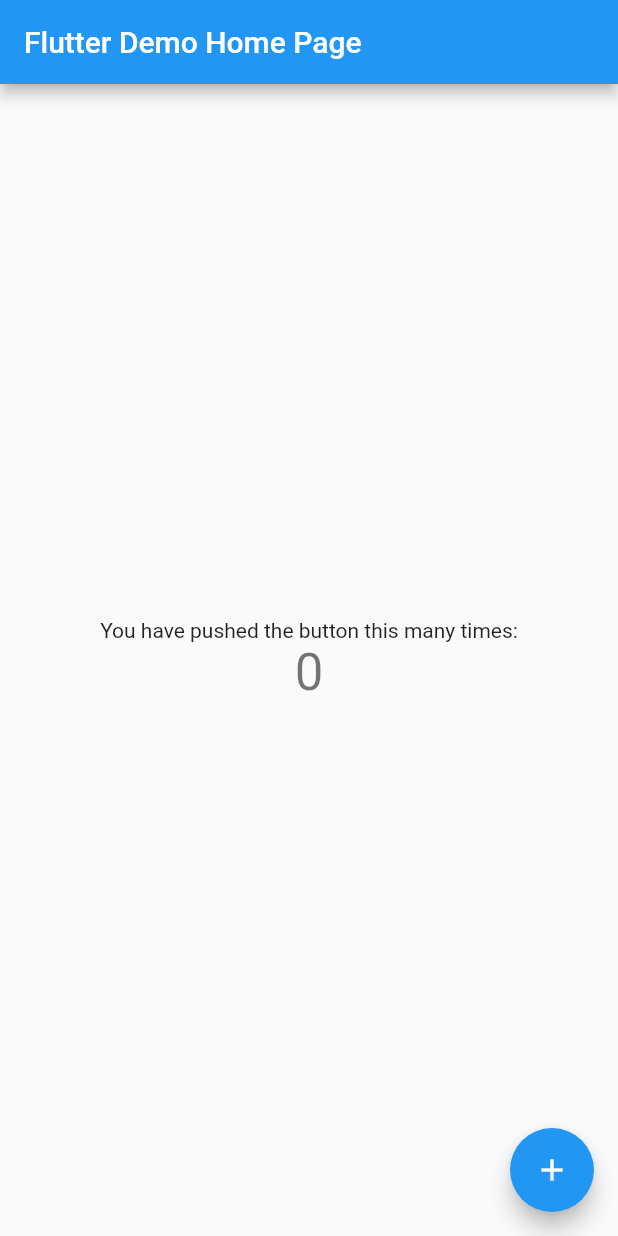
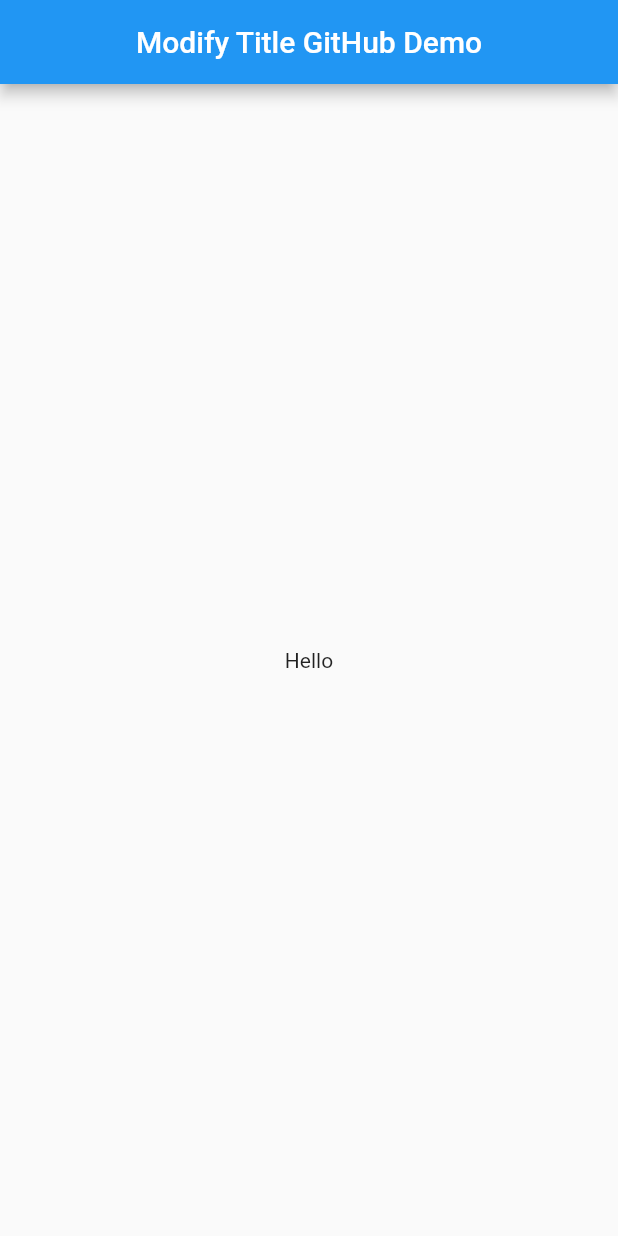
Before and after one commit to dhrubrawat66/my-second-project, a Flutter app: the screen it shows after launch, on a phone screen of 412 x 824 dp. Run offline on Flutter 3.47's test engine with Material 2 defaults, Android fonts, the phone set to English and light mode, and no system bars.

Commit message:
Changed Title

```diff
--- a/lib/main.dart
+++ b/lib/main.dart
@@ -1,115 +1,56 @@
 import 'package:flutter/material.dart';
+import 'package:flutter/services.dart';
 
-void main() {
+Future main() async {
+  WidgetsFlutterBinding.ensureInitialized();
+  SystemChrome.setPreferredOrientations([
+    DeviceOrientation.portraitDown,
+    DeviceOrientation.portraitUp,
+  ]);
   runApp(const MyApp());
 }
 
 class MyApp extends StatelessWidget {
-  const MyApp({Key? key}) : super(key: key);
+  static const String title = "Modify Title GitHub Demo";
+  @override
+  const MyApp({
+    Key? key,
+  }) : super(key: key);
 
-  // This widget is the root of your application.
   @override
   Widget build(BuildContext context) {
     return MaterialApp(
-      title: 'Flutter Demo',
-      theme: ThemeData(
-        // This is the theme of your application.
-        //
-        // Try running your application with "flutter run". You'll see the
-        // application has a blue toolbar. Then, without quitting the app, try
-        // changing the primarySwatch below to Colors.green and then invoke
-        // "hot reload" (press "r" in the console where you ran "flutter run",
-        // or simply save your changes to "hot reload" in a Flutter IDE).
-        // Notice that the counter didn't reset back to zero; the application
-        // is not restarted.
-        primarySwatch: Colors.blue,
-      ),
-      home: const MyHomePage(title: 'Flutter Demo Home Page'),
+      debugShowCheckedModeBanner: false,
+      title: title,
+      theme: ThemeData(primaryColor: Colors.indigo),
+      home: const MainPage(title: title),
     );
   }
 }
 
-class MyHomePage extends StatefulWidget {
-  const MyHomePage({Key? key, required this.title}) : super(key: key);
-
-  // This widget is the home page of your application. It is stateful, meaning
-  // that it has a State object (defined below) that contains fields that affect
-  // how it looks.
-
-  // This class is the configuration for the state. It holds the values (in this
-  // case the title) provided by the parent (in this case the App widget) and
-  // used by the build method of the State. Fields in a Widget subclass are
-  // always marked "final".
-
+class MainPage extends StatefulWidget {
+  @override
+  const MainPage({
+    required this.title,
+    Key? key,
+  }) : super(key: key);
   final String title;
 
   @override
-  State<MyHomePage> createState() => _MyHomePageState();
+  _MainPageState createState() => _MainPageState();
 }
 
-class _MyHomePageState extends State<MyHomePage> {
-  int _counter = 0;
-
-  void _incrementCounter() {
-    setState(() {
-      // This call to setState tells the Flutter framework that something has
-      // changed in this State, which causes it to rerun the build method below
-      // so that the display can reflect the updated values. If we changed
-      // _counter without calling setState(), then the build method would not be
-      // called again, and so nothing would appear to happen.
-      _counter++;
-    });
-  }
-
+class _MainPageState extends State<MainPage> {
   @override
   Widget build(BuildContext context) {
-    // This method is rerun every time setState is called, for instance as done
-    // by the _incrementCounter method above.
-    //
-    // The Flutter framework has been optimized to make rerunning build methods
-    // fast, so that you can just rebuild anything that needs updating rather
-    // than having to individually change instances of widgets.
     return Scaffold(
       appBar: AppBar(
-        // Here we take the value from the MyHomePage object that was created by
-        // the App.build method, and use it to set our appbar title.
         title: Text(widget.title),
+        centerTitle: true,
       ),
-      body: Center(
-        // Center is a layout widget. It takes a single child and positions it
-        // in the middle of the parent.
-        child: Column(
-          // Column is also a layout widget. It takes a list of children and
-          // arranges them vertically. By default, it sizes itself to fit its
-          // children horizontally, and tries to be as tall as its parent.
-          //
-          // Invoke "debug painting" (press "p" in the console, choose the
-          // "Toggle Debug Paint" action from the Flutter Inspector in Android
-          // Studio, or the "Toggle Debug Paint" command in Visual Studio Code)
-          // to see the wireframe for each widget.
-          //
-          // Column has various properties to control how it sizes itself and
-          // how it positions its children. Here we use mainAxisAlignment to
-          // center the children vertically; the main axis here is the vertical
-          // axis because Columns are vertical (the cross axis would be
-          // horizontal).
-          mainAxisAlignment: MainAxisAlignment.center,
-          children: <Widget>[
-            const Text(
-              'You have pushed the button this many times:',
-            ),
-            Text(
-              '$_counter',
-              style: Theme.of(context).textTheme.headline4,
-            ),
-          ],
-        ),
+      body: const Center(
+        child: Text("Hello"),
       ),
-      floatingActionButton: FloatingActionButton(
-        onPressed: _incrementCounter,
-        tooltip: 'Increment',
-        child: const Icon(Icons.add),
-      ), // This trailing comma makes auto-formatting nicer for build methods.
     );
   }
 }
```
